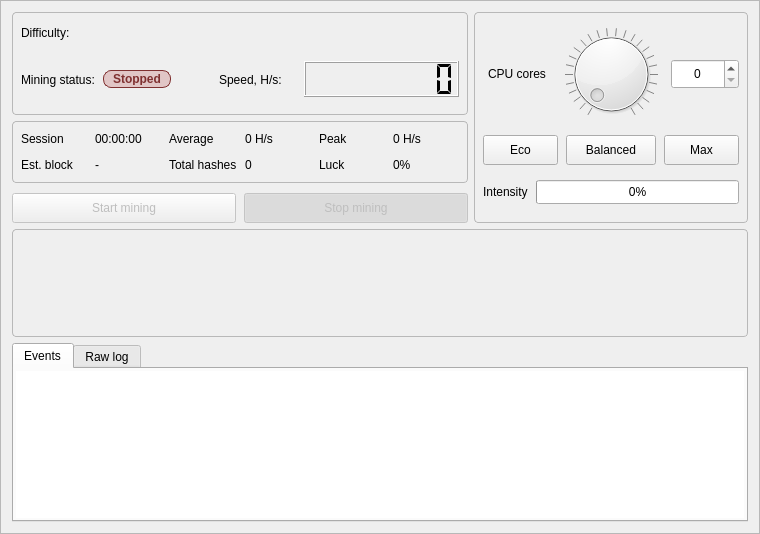
This is src/gui/ui/miningframe.ui in discretecoin/discrete-wallet as Qt 5 draws it before an edit. The edited form follows.
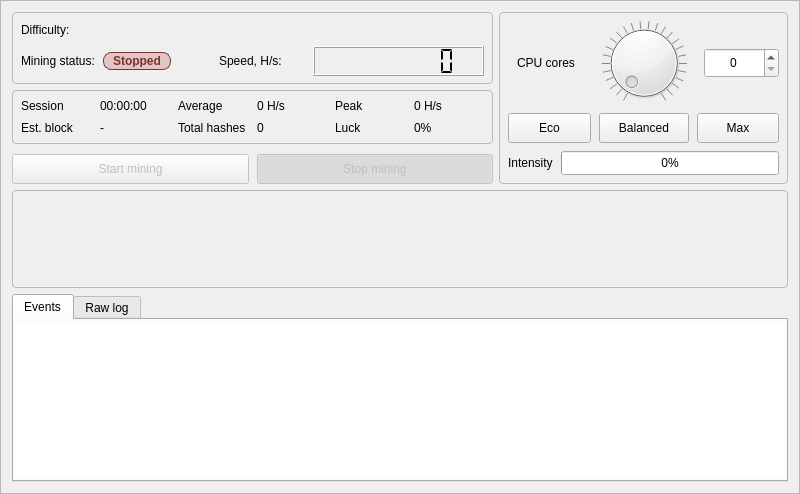
This is the edited form. Custom widgets are drawn as their Qt base class.

Commit message: Adjust wallet layout

What changed in the file:
```diff
--- a/src/gui/ui/miningframe.ui
+++ b/src/gui/ui/miningframe.ui
@@ -6,14 +6,14 @@
    <rect>
     <x>0</x>
     <y>0</y>
-    <width>760</width>
-    <height>534</height>
+    <width>800</width>
+    <height>494</height>
    </rect>
   </property>
   <property name="minimumSize">
    <size>
     <width>0</width>
-    <height>520</height>
+    <height>480</height>
    </size>
   </property>
   <property name="windowTitle">
@@ -69,7 +69,7 @@
           <property name="minimumSize">
            <size>
             <width>0</width>
-            <height>92</height>
+            <height>72</height>
            </size>
           </property>
           <property name="styleSheet">
@@ -126,7 +126,7 @@
              <property name="minimumSize">
               <size>
                <width>0</width>
-               <height>36</height>
+               <height>30</height>
               </size>
              </property>
              <property name="digitCount">
@@ -155,13 +155,13 @@
              <property name="minimumSize">
               <size>
                <width>170</width>
-               <height>28</height>
+               <height>22</height>
               </size>
              </property>
              <property name="maximumSize">
               <size>
                <width>16777215</width>
-               <height>36</height>
+               <height>28</height>
               </size>
              </property>
              <property name="toolTip">
@@ -192,7 +192,7 @@
                <property name="sizeHint" stdset="0">
                 <size>
                  <width>20</width>
-                 <height>40</height>
+                 <height>8</height>
                 </size>
                </property>
               </spacer>
@@ -231,7 +231,7 @@
                <property name="sizeHint" stdset="0">
                 <size>
                  <width>20</width>
-                 <height>40</height>
+                 <height>8</height>
                 </size>
                </property>
               </spacer>
@@ -272,7 +272,7 @@
           <property name="minimumSize">
            <size>
             <width>0</width>
-            <height>62</height>
+            <height>54</height>
            </size>
           </property>
           <property name="styleSheet">
@@ -473,7 +473,7 @@
        <property name="minimumSize">
         <size>
          <width>260</width>
-         <height>190</height>
+         <height>170</height>
         </size>
        </property>
        <property name="styleSheet">
@@ -530,13 +530,13 @@
               <property name="minimumSize">
                <size>
                 <width>92</width>
-                <height>92</height>
+                <height>84</height>
                </size>
               </property>
               <property name="maximumSize">
                <size>
-                <width>112</width>
-                <height>112</height>
+                <width>100</width>
+                <height>100</height>
                </size>
               </property>
               <property name="mouseTracking">
@@ -707,13 +707,13 @@
         <property name="minimumSize">
          <size>
           <width>0</width>
-          <height>100</height>
+          <height>90</height>
          </size>
         </property>
         <property name="maximumSize">
          <size>
           <width>16777215</width>
-          <height>300</height>
+          <height>240</height>
          </size>
         </property>
        </widget>
```
The commit also changes 2 other files.
